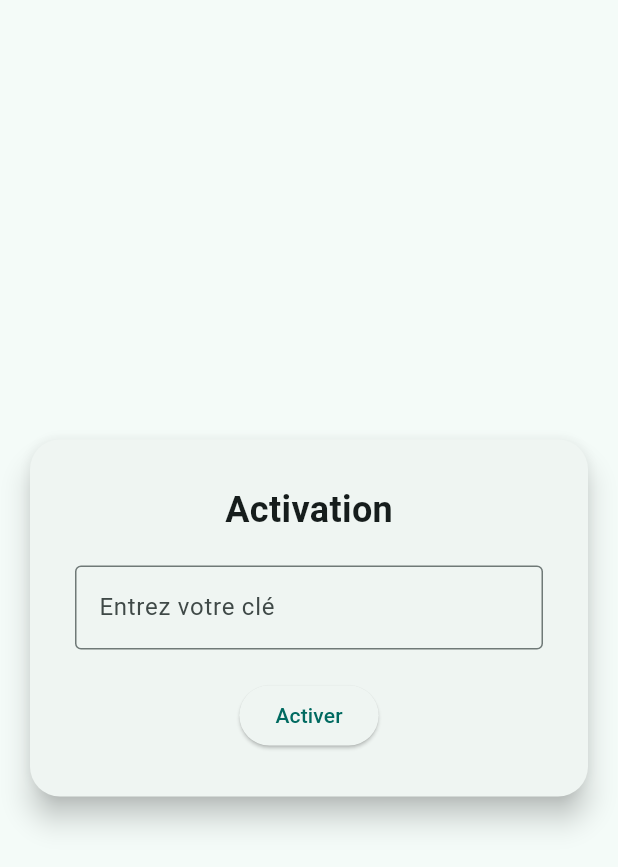
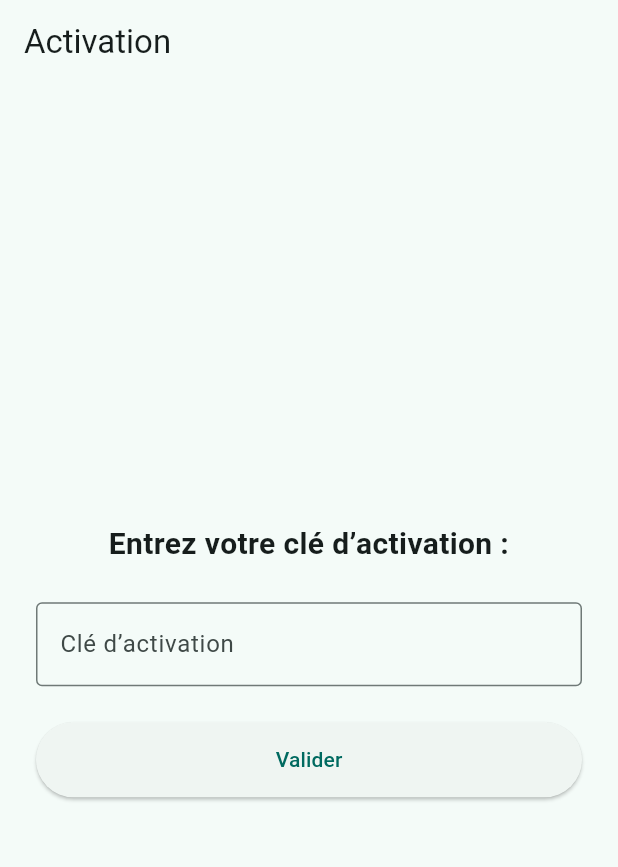
Before and after one commit to MajdHlaisi/Scanner-de-Documents-Cam-ra-PDF-, a Flutter app: the screen it shows after launch, on a phone screen of 412 x 824 dp. Shown: the top 867 px of the screen. Run offline on Flutter 3.47's test engine with Material 3 defaults, Android fonts, the light colour scheme and no system bars; our stand-ins replace image_picker, shared_preferences; missing offline and left inert: universal_html.

Commit message:
Mise à jour complète du projet Scanner de Documents - Activation et Scanner

```diff
--- a/lib/main.dart
+++ b/lib/main.dart
@@ -5,13 +5,11 @@ import 'services/activation_service.dart';
 
 void main() async {
   WidgetsFlutterBinding.ensureInitialized();
-  final isActivated = await ActivationService.isActivated();
-  runApp(MyApp(isActivated: isActivated));
+  runApp(const MyApp());
 }
 
 class MyApp extends StatelessWidget {
-  final bool isActivated;
-  const MyApp({super.key, required this.isActivated});
+  const MyApp({super.key});
 
   @override
   Widget build(BuildContext context) {
@@ -21,8 +19,53 @@ class MyApp extends StatelessWidget {
         useMaterial3: true,
         colorSchemeSeed: Colors.teal,
       ),
-     home: isActivated ? ScannerPage() : ActivationPage(),
       debugShowCheckedModeBanner: false,
+      home: const ActivationWrapper(),
     );
   }
 }
+
+class ActivationWrapper extends StatefulWidget {
+  const ActivationWrapper({super.key});
+
+  @override
+  State<ActivationWrapper> createState() => _ActivationWrapperState();
+}
+
+class _ActivationWrapperState extends State<ActivationWrapper> {
+  bool _loading = true;
+  bool _activated = false;
+
+  @override
+  void initState() {
+    super.initState();
+    _checkActivation();
+  }
+
+  Future<void> _checkActivation() async {
+    bool activated = await ActivationService.isActivated();
+    setState(() {
+      _activated = activated;
+      _loading = false;
+    });
+  }
+
+  void _onActivated() {
+    setState(() {
+      _activated = true;
+    });
+  }
+
+  @override
+  Widget build(BuildContext context) {
+    if (_loading) {
+      return const Scaffold(
+        body: Center(child: CircularProgressIndicator()),
+      );
+    }
+
+    return _activated
+        ? const ScannerPage()
+        : ActivationPage(onActivated: _onActivated);
+  }
+}
--- a/lib/pages/activation_page.dart
+++ b/lib/pages/activation_page.dart
@@ -1,55 +1,109 @@
 import 'package:flutter/material.dart';
 import '../services/activation_service.dart';
-import 'scanner_page.dart';
-import 'package:fluttertoast/fluttertoast.dart';
 
 class ActivationPage extends StatefulWidget {
+  final VoidCallback onActivated;
+
+  const ActivationPage({super.key, required this.onActivated});
+
   @override
-  _ActivationPageState createState() => _ActivationPageState();
+  State<ActivationPage> createState() => _ActivationPageState();
 }
 
 class _ActivationPageState extends State<ActivationPage> {
   final TextEditingController _controller = TextEditingController();
+  bool _isLoading = false;
+  String? _error;
 
-  void _activate() async {
-    if (ActivationService.isKeyValid(_controller.text)) {
-      await ActivationService.saveKey(_controller.text);
-      Fluttertoast.showToast(
-          msg: "Activation réussie !", backgroundColor: Colors.green);
-      Navigator.pushReplacement(
-          context, MaterialPageRoute(builder: (_) => ScannerPage()));
-    } else {
-      Fluttertoast.showToast(
-          msg: "Clé invalide", backgroundColor: Colors.red);
+  Future<void> _submit() async {
+    final code = _controller.text.trim();
+
+    if (code.isEmpty) {
+      setState(() {
+        _error = "Veuillez entrer votre clé d’activation.";
+      });
+      return;
+    }
+
+    setState(() {
+      _isLoading = true;
+      _error = null;
+    });
+
+    try {
+      final success = await ActivationService.activate(code);
+      if (success) {
+        widget.onActivated();
+      } else {
+        setState(() {
+          _error = "Clé invalide, réessayez.";
+        });
+      }
+    } catch (e) {
+      setState(() {
+        _error = "Erreur lors de l’activation. Réessayez plus tard.";
+      });
+    } finally {
+      if (mounted) {
+        setState(() {
+          _isLoading = false;
+        });
+      }
     }
   }
 
   @override
+  void dispose() {
+    _controller.dispose();
+    super.dispose();
+  }
+
+  @override
   Widget build(BuildContext context) {
+    final isMobile = MediaQuery.of(context).size.width < 600;
+
     return Scaffold(
+      appBar: AppBar(title: const Text("Activation")),
       body: Center(
-        child: Card(
-          margin: EdgeInsets.all(20),
-          elevation: 8,
-          shape:
-              RoundedRectangleBorder(borderRadius: BorderRadius.circular(20)),
-          child: Padding(
-            padding: EdgeInsets.all(30),
+        child: SingleChildScrollView(
+          padding: const EdgeInsets.all(24),
+          child: ConstrainedBox(
+            constraints: BoxConstraints(maxWidth: isMobile ? double.infinity : 400),
             child: Column(
-              mainAxisSize: MainAxisSize.min,
+              mainAxisAlignment: MainAxisAlignment.center,
+              crossAxisAlignment: CrossAxisAlignment.stretch,
               children: [
-                Text('Activation',
-                    style:
-                        TextStyle(fontSize: 24, fontWeight: FontWeight.bold)),
-                SizedBox(height: 20),
+                const Text(
+                  "Entrez votre clé d’activation :",
+                  style: TextStyle(fontSize: 20, fontWeight: FontWeight.bold),
+                  textAlign: TextAlign.center,
+                ),
+                const SizedBox(height: 24),
                 TextField(
                   controller: _controller,
                   decoration: InputDecoration(
-                      labelText: 'Entrez votre clé',
-                      border: OutlineInputBorder()),
+                    border: const OutlineInputBorder(),
+                    labelText: "Clé d’activation",
+                    errorText: _error,
+                  ),
                 ),
-                SizedBox(height: 20),
-                ElevatedButton(onPressed: _activate, child: Text('Activer'))
+                const SizedBox(height: 24),
+                SizedBox(
+                  height: 50,
+                  child: ElevatedButton(
+                    onPressed: _isLoading ? null : _submit,
+                    child: _isLoading
+                        ? const SizedBox(
+                      width: 24,
+                      height: 24,
+                      child: CircularProgressIndicator(
+                        strokeWidth: 3,
+                        color: Colors.white,
+                      ),
+                    )
+                        : const Text("Valider"),
+                  ),
+                ),
               ],
             ),
           ),
--- a/lib/services/activation_service.dart
+++ b/lib/services/activation_service.dart
@@ -1,22 +1,25 @@
-import 'package:flutter_secure_storage/flutter_secure_storage.dart';
+import 'package:shared_preferences/shared_preferences.dart';
 
 class ActivationService {
-  static const _validKey = "MA_CLE_123";
-  static const _storage = FlutterSecureStorage();
+  static const _key = 'isActivated';
+  static const _activationCode = '1234-ABCD'; // Exemple de clé valide
 
-  /// Vérifie si la clé entrée est correcte
-  static bool isKeyValid(String key) {
-    return key == _validKey;
+  static Future<bool> isActivated() async {
+    final prefs = await SharedPreferences.getInstance();
+    return prefs.getBool(_key) ?? false;
   }
 
-  /// Sauvegarde la clé dans le stockage sécurisé
-  static Future<void> saveKey(String key) async {
-    await _storage.write(key: 'activation_key', value: key);
+  static Future<bool> activate(String code) async {
+    if (code == _activationCode) {
+      final prefs = await SharedPreferences.getInstance();
+      await prefs.setBool(_key, true);
+      return true;
+    }
+    return false;
   }
 
-  /// Vérifie si l’app est déjà activée
-  static Future<bool> isActivated() async {
-    final key = await _storage.read(key: 'activation_key');
-    return key == _validKey;
+  static Future<void> resetActivation() async {
+    final prefs = await SharedPreferences.getInstance();
+    await prefs.remove(_key);
   }
 }
```
Also changed, not shown: lib/pages/scanner_page.dart (+131 -97 lines), lib/services/pdf_generator.dart (deleted, +0 -18 lines), lib/widgets/image_preview.dart (deleted, +0 -19 lines), pubspec.yaml (+6 -3 lines), pubspec.lock, 7 other files.
